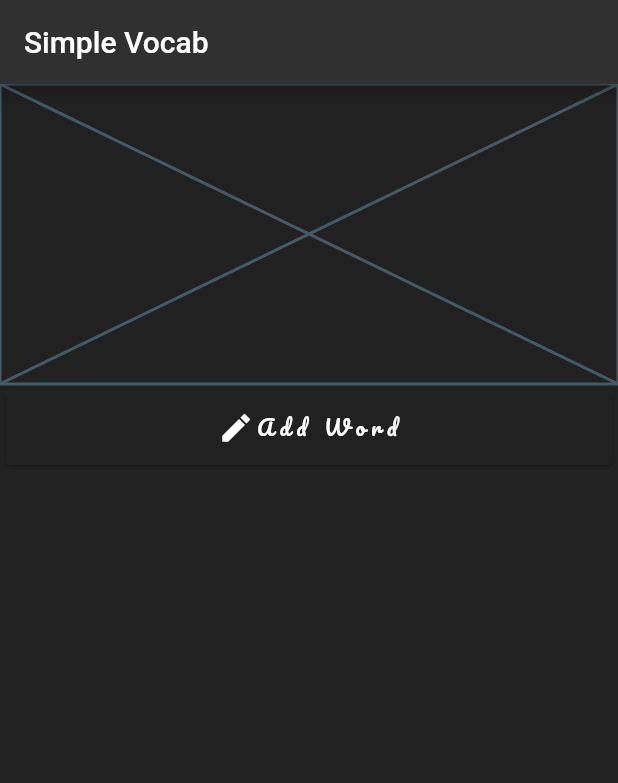
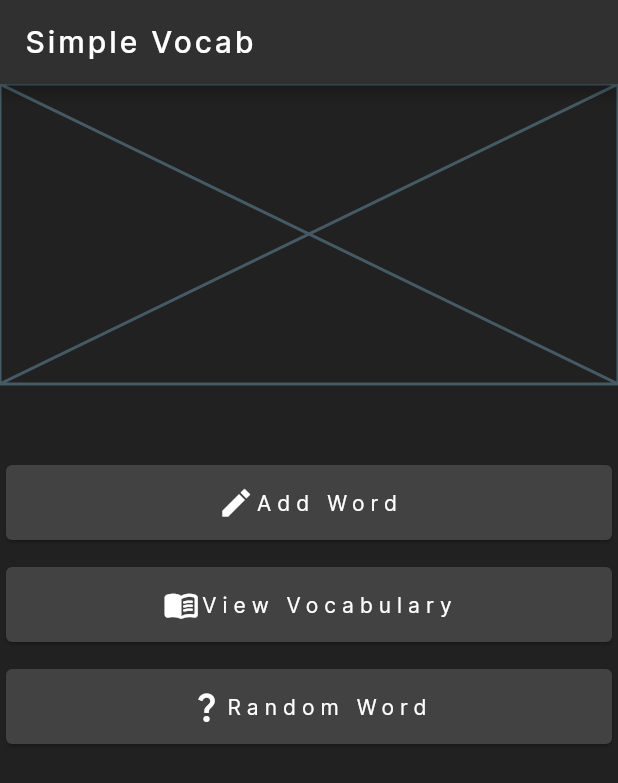
Before and after one commit to Kitz24/Simple_Vocab, a Flutter app: the screen it shows after launch, on a phone screen of 412 x 824 dp. Shown: the top 783 px of the screen. Run offline on Flutter 3.47's test engine with Material 2 defaults, Android fonts, the light colour scheme and no system bars.

Commit message:
Menu done 50%

```diff
--- a/lib/main.dart
+++ b/lib/main.dart
@@ -14,7 +14,10 @@ class Mainpage extends StatelessWidget {
     return Scaffold(
       backgroundColor: Colors.grey[900],
       appBar: AppBar(
-        title: Text("Simple Vocab"),
+        title: Text("Simple Vocab", style: TextStyle(
+          fontFamily: "Inter",
+          letterSpacing: 2
+        ),),
         backgroundColor: Colors.grey[850],
       ),
 
@@ -22,13 +25,14 @@ class Mainpage extends StatelessWidget {
         crossAxisAlignment: CrossAxisAlignment.stretch,
         children: [
           Placeholder(fallbackHeight: 200,),
+          SizedBox(height: 50),
           Card(
             clipBehavior: Clip.hardEdge,
             child: InkWell(
               splashColor: Colors.blue[100],
               onTap: () {},
               child: Container(
-                color: Colors.grey[900],
+
                 height: 50,
                 child:Row(
                   mainAxisAlignment: MainAxisAlignment.center,
@@ -38,7 +42,7 @@ class Mainpage extends StatelessWidget {
                       "Add Word",
                       style: TextStyle(
                         letterSpacing: 4,
-                        fontFamily: "Pacifico",
+                        fontFamily: "Inter",
                         color: Colors.white
                       ),
                     )
@@ -46,7 +50,59 @@ class Mainpage extends StatelessWidget {
                 )
           )
             )
-          )
+          ),
+          SizedBox(height: 10,),
+          Card(
+              clipBehavior: Clip.hardEdge,
+              child: InkWell(
+                  splashColor: Colors.blue[100],
+                  onTap: () {},
+                  child: Container(
+
+                      height: 50,
+                      child:Row(
+                        mainAxisAlignment: MainAxisAlignment.center,
+                        children: [
+                          Icon(Icons.menu_book_rounded,color: Colors.white),
+                          Text(
+                            "View Vocabulary",
+                            style: TextStyle(
+                                letterSpacing: 4,
+                                fontFamily: "Inter",
+                                color: Colors.white
+                            ),
+                          )
+                        ],
+                      )
+                  )
+              )
+          ),
+          SizedBox(height: 10,),
+          Card(
+              clipBehavior: Clip.hardEdge,
+              child: InkWell(
+                  splashColor: Colors.blue[100],
+                  onTap: () {},
+                  child: Container(
+
+                      height: 50,
+                      child:Row(
+                        mainAxisAlignment: MainAxisAlignment.center,
+                        children: [
+                          Icon(Icons.question_mark,color: Colors.white),
+                          Text(
+                            "Random Word",
+                            style: TextStyle(
+                                letterSpacing: 4,
+                                fontFamily: "Inter",
+                                color: Colors.white
+                            ),
+                          )
+                        ],
+                      )
+                  )
+              )
+          ),
         ],
       )
     );
```
Also changed, not shown: pubspec.yaml (+9 -3 lines), assets/Books stacking.png (added), assets/books icon.png (added), assets/brain on fire icon.png (added), assets/bulb on fire icon.png (added), assets/katana icon.png (added), fonts/Inter.ttf (added), pubspec.lock.
